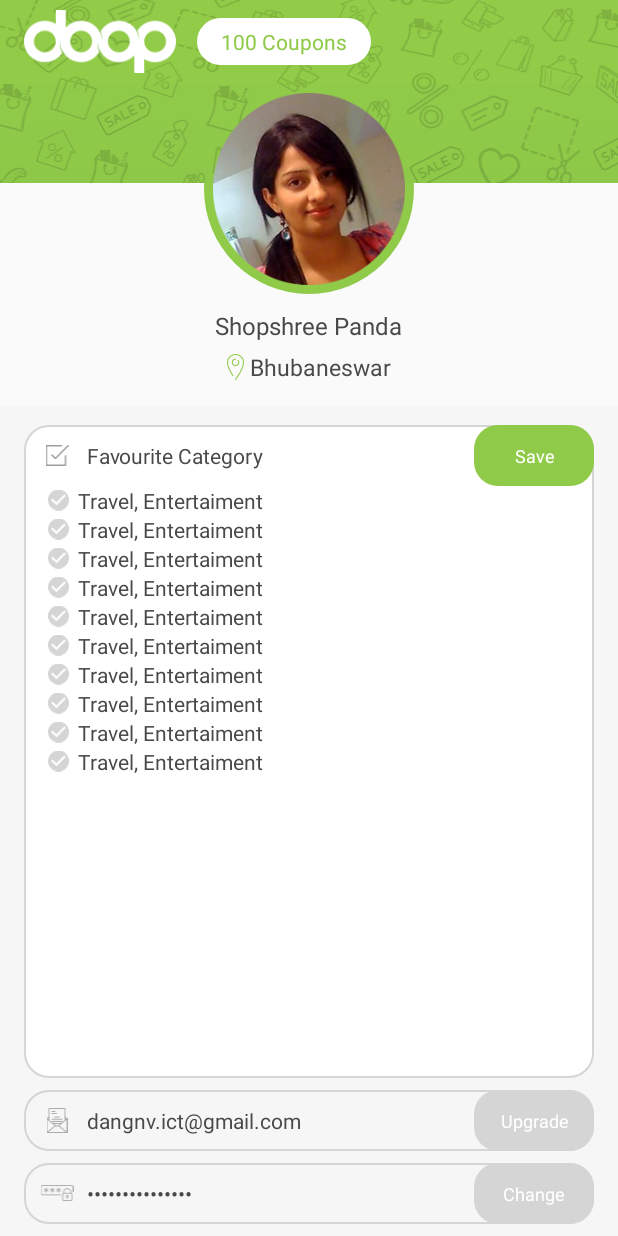
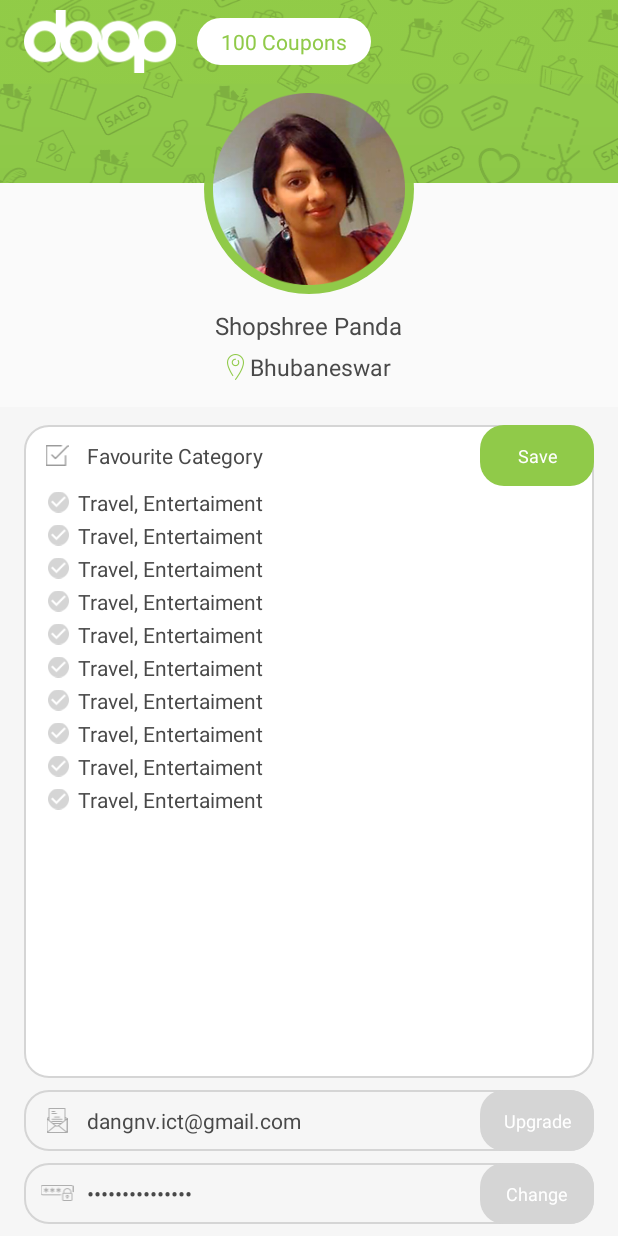
Before and after one commit to hungnguyenthanh/godfather, an Android app: the UserDashboardActivity screen opened directly, with no data from a screen before it, after a tap on "Select", on a phone screen of 412 x 824 dp. Run offline under Robolectric (Android 15) with nearby library versions, the phone set to English and light mode, and no system bars; libraries missing offline, so code that uses them is left out: com.transitionseverywhere.

Commit message:
update dashboard

```diff
--- a/app/src/main/res/layout/activity_user_dashboard.xml
+++ b/app/src/main/res/layout/activity_user_dashboard.xml
@@ -111,7 +111,7 @@
 
                 <TextView
                     android:id="@+id/tvUpdateCategory"
-                    android:layout_width="80dp"
+                    android:layout_width="76dp"
                     android:layout_height="wrap_content"
                     android:background="@drawable/rounded_box_green"
                     android:gravity="center_horizontal"
@@ -159,7 +159,7 @@
 
             <TextView
                 android:id="@+id/tvUpgradeEmail"
-                android:layout_width="80dp"
+                android:layout_width="76dp"
                 android:layout_height="wrap_content"
                 android:background="@drawable/rounded_box_green"
                 android:gravity="center_horizontal"
@@ -199,7 +199,7 @@
 
             <TextView
                 android:id="@+id/tvChangePassword"
-                android:layout_width="80dp"
+                android:layout_width="76dp"
                 android:layout_height="wrap_content"
                 android:background="@drawable/rounded_box_green"
                 android:gravity="center_horizontal"
--- a/app/src/main/res/layout/item_category_dashboard.xml
+++ b/app/src/main/res/layout/item_category_dashboard.xml
@@ -3,7 +3,9 @@
     android:layout_width="match_parent"
     android:layout_height="wrap_content"
     android:gravity="center_vertical"
-    android:orientation="horizontal">
+    android:orientation="horizontal"
+    android:paddingBottom="1dp"
+    android:paddingTop="1dp">
 
     <ImageView
         android:id="@+id/iconSelect"
```
